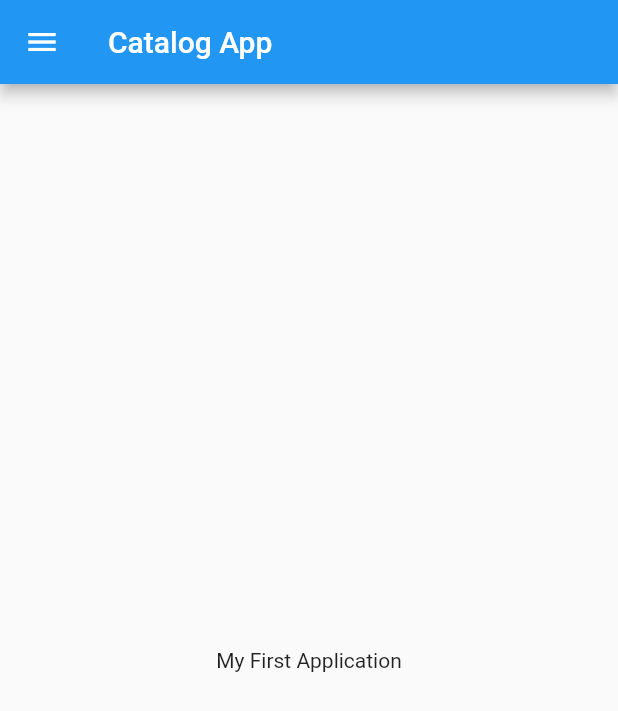
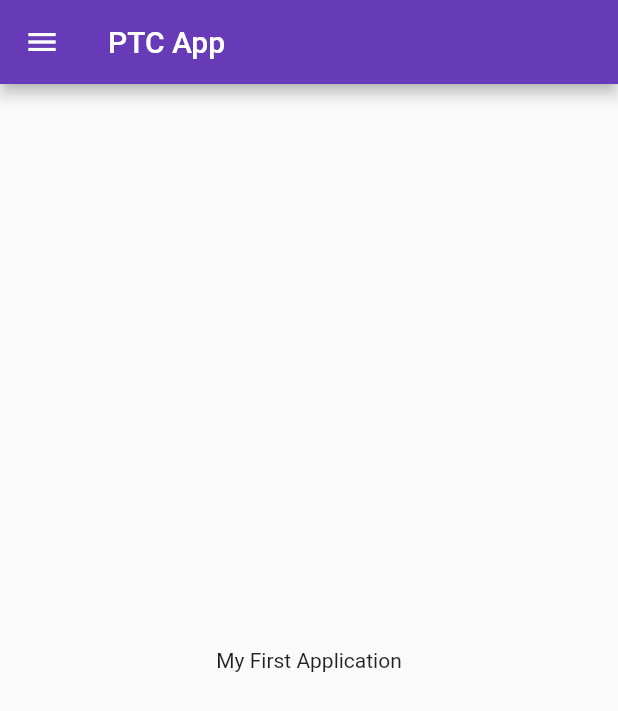
Before and after one commit to raj394449/FlutterByCodepur, a Flutter app: the screen it shows after launch, on a phone screen of 412 x 824 dp. Shown: the top 711 px of the screen. Run offline on Flutter 3.47's test engine with Material 2 defaults, Android fonts, the phone set to English and light mode, and no system bars.

Commit message:
Day 3 Completed

```diff
--- a/flutter_application_1/lib/main.dart
+++ b/flutter_application_1/lib/main.dart
@@ -1,5 +1,6 @@
 import 'package:flutter/material.dart';
-import 'package:flutter_application_1/home_page.dart';
+import 'package:flutter_application_1/pages/home_page.dart';
+import 'package:flutter_application_1/pages/login_page.dart';
 
 void main() {
   runApp(MyApp());
@@ -11,7 +12,19 @@ class MyApp extends StatelessWidget {
   @override
   Widget build(BuildContext context) {
     return MaterialApp(
-      home: Homepage(),
+      // home: Homepage(),
+      themeMode: ThemeMode.light,
+      theme: ThemeData(primarySwatch: Colors.deepPurple),
+      darkTheme: ThemeData(
+        brightness: Brightness.dark,
+        primarySwatch: Colors.blue,
+      ),
+      initialRoute: "/home",
+      routes: {
+        "/": (context) => LoginPage(),
+        "/home": (context) => Homepage(),
+        "/Login": (context) => LoginPage(),
+      },
     );
   }
 }
--- a/flutter_application_1/lib/home_page.dart
+++ b/flutter_application_1/lib/pages/home_page.dart
@@ -5,7 +5,7 @@ class Homepage extends StatelessWidget {
   Widget build(BuildContext context) {
     return Scaffold(
       appBar: AppBar(
-        title: Text("Catalog App"),
+        title: Text("PTC App"),
       ),
       body: Center(
         child: Container(
```
Also changed, not shown: flutter_application_1/lib/pages/login_page.dart (added, +20 -0 lines).
